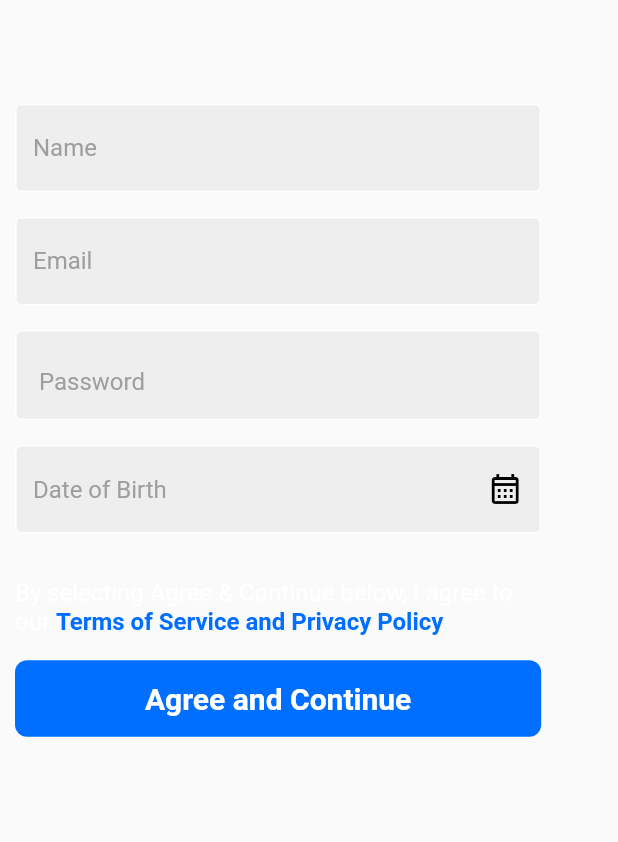
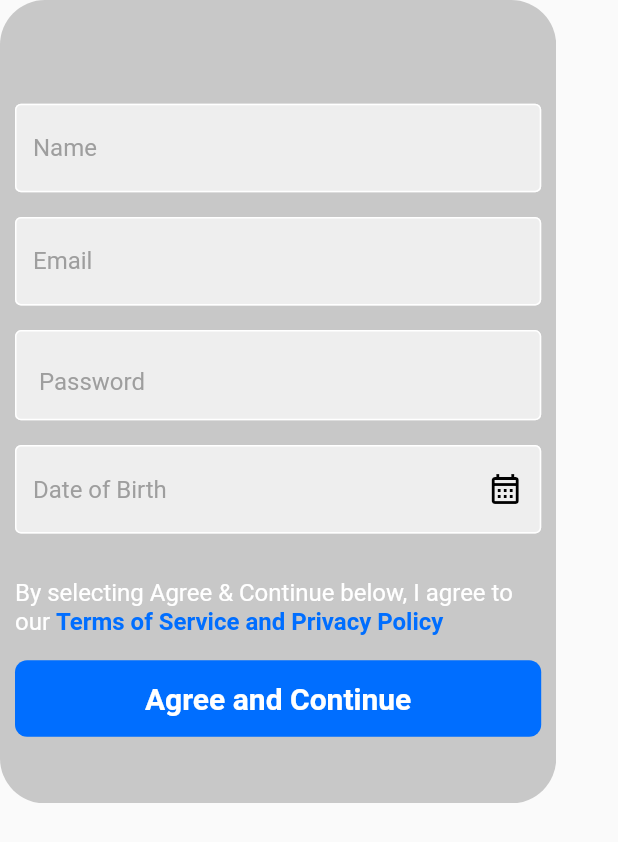
Before and after one commit to sufiyansakkeer/Login-Screen, a Flutter app: the SignUpForm widget shown alone on an empty page, opened directly with empty values, on a phone screen of 412 x 824 dp. Shown: the top 842 px of the screen. Run offline on Flutter 3.47's test engine with Material 2 defaults, Android fonts, the phone set to English and light mode, and no system bars; network calls fail.

```diff
--- a/lib/core/constants.dart
+++ b/lib/core/constants.dart
@@ -1,5 +1,6 @@
 import 'package:flutter/material.dart';
 
+// heights
 SizedBox kHeight3 = const SizedBox(
   height: 10,
 );
@@ -9,8 +10,15 @@ SizedBox kHeight20 = const SizedBox(
 SizedBox kHeight30 = const SizedBox(
   height: 30,
 );
-
+// main color
 Color colorBlue = const Color(0xFF006EFF);
-
+//background image
 String backgroundImage =
     'https://4kwallpapers.com/images/wallpapers/macos-monterey-stock-blue-dark-mode-layers-5k-750x1334-5895.jpg';
+
+// blur rate
+const double sigmaX = 5; // from 0-10
+const double sigmaY = 5; // from 0-10
+
+// opacity
+const double opacity = 0.2;
--- a/lib/screens/sign_up_screen/widgets/sign_up_form.dart
+++ b/lib/screens/sign_up_screen/widgets/sign_up_form.dart
@@ -12,44 +12,27 @@ import 'my_textfield.dart';
 class SignUpForm extends StatelessWidget {
   const SignUpForm({
     super.key,
-    required double sigmaX,
-    required double sigmaY,
-    required double opacity,
     required GlobalKey<FormState> formKey,
-    required this.nameController,
-    required this.emailController,
-    required this.passwordController,
-    required this.dateController,
-  })  : _sigmaX = sigmaX,
-        _sigmaY = sigmaY,
-        _opacity = opacity,
-        _formKey = formKey;
-
-  final double _sigmaX;
-  final double _sigmaY;
-  final double _opacity;
+  }) : _formKey = formKey;
   final GlobalKey<FormState> _formKey;
-  final TextEditingController nameController;
-  final TextEditingController emailController;
-  final TextEditingController passwordController;
-  final TextEditingController dateController;
-
   @override
   Widget build(BuildContext context) {
+    final mSize = MediaQuery.of(context).size;
     return ClipRect(
       child: BackdropFilter(
         filter: ImageFilter.blur(
-          sigmaX: _sigmaX,
-          sigmaY: _sigmaY,
+          sigmaX: sigmaX,
+          sigmaY: sigmaY,
         ),
         child: Container(
           padding: const EdgeInsets.symmetric(horizontal: 10),
           decoration: BoxDecoration(
-              color: const Color(0xFF000000).withOpacity(_opacity),
+              color: const Color(0xFF000000).withOpacity(opacity),
               borderRadius: const BorderRadius.all(Radius.circular(30))),
-          width: MediaQuery.of(context).size.width * 0.9,
-          height: MediaQuery.of(context).size.height * 0.65,
-          child: Form(
+          width: mSize.width * 0.9,
+          height: mSize.height * 0.65,
+          child: Consumer<SignUpProvider>(builder: (context, value, child) {
+            return Form(
               key: _formKey,
               child: Center(
                 child: Column(
@@ -57,34 +40,34 @@ class SignUpForm extends StatelessWidget {
                   mainAxisAlignment: MainAxisAlignment.start,
                   crossAxisAlignment: CrossAxisAlignment.stretch,
                   children: [
-                  SizedBox(height: MediaQuery.of(context).size.height * 0.03),
+                    SizedBox(height: mSize.height * 0.03),
                     // Name
                     MyTextField(
-                    controller: nameController,
+                      controller: value.nameController,
                       hintText: 'Name',
                       obscureText: false,
                       validate: true,
                     ),
-                  SizedBox(height: MediaQuery.of(context).size.height * 0.02),
+                    SizedBox(height: mSize.height * 0.02),
                     // Email
                     MyEmailTextField(
-                    controller: emailController,
+                      controller: value.emailController,
                       hintText: 'Email',
                     ),
-                  SizedBox(height: MediaQuery.of(context).size.height * 0.02),
+                    SizedBox(height: mSize.height * 0.02),
                     // Password
                     Consumer<SignUpProvider>(builder: (context, value, child) {
                       return MyPasswordTextField(
-                      controller: passwordController,
+                        controller: value.passwordController,
                         hintText: 'Password',
                         obscureText: value.obscure,
                         onTap: () => value.showPassword(),
                       );
                     }),
-                  SizedBox(height: MediaQuery.of(context).size.height * 0.02),
+                    SizedBox(height: mSize.height * 0.02),
                     // Date Picker
                     DateField(
-                    dateController: dateController,
+                      dateController: value.dateController,
                     ),
                     kHeight30,
 
@@ -100,8 +83,8 @@ class SignUpForm extends StatelessWidget {
                               const TextSpan(
                                 text:
                                     'By selecting Agree & Continue below, I agree to our ',
-                              style:
-                                  TextStyle(color: Colors.white, fontSize: 16),
+                                style: TextStyle(
+                                    color: Colors.white, fontSize: 16),
                               ),
                               TextSpan(
                                   text: 'Terms of Service and Privacy Policy',
@@ -113,7 +96,7 @@ class SignUpForm extends StatelessWidget {
                           ),
                         ),
                         SizedBox(
-                        height: MediaQuery.of(context).size.height * 0.02,
+                          height: mSize.height * 0.02,
                         ),
                         // Agree and Continue Button
                         Consumer<SignUpProvider>(
@@ -121,7 +104,7 @@ class SignUpForm extends StatelessWidget {
                             return MyButtonAgree(
                               text: "Agree and Continue",
                               onTap: () {
-                              value.signUpUser(_formKey, context);
+                                value.signUpUser(context, _formKey);
                               },
                             );
                           }),
@@ -131,7 +114,8 @@ class SignUpForm extends StatelessWidget {
                   ],
                 ),
               ),
-          ),
+            );
+          }),
         ),
       ),
     );
```
Also changed, not shown: lib/provider/login_provider.dart (+13 -1 lines), lib/provider/sign_up_provider.dart (+18 -1 lines), lib/screens/login_screen/login_screen.dart (+8 -17 lines), lib/screens/login_screen/widgets/login_form.dart (+19 -32 lines), lib/screens/sign_up_screen/sign_up_screen.dart (+16 -28 lines). Lines whose indentation alone changed are shown as unchanged.
